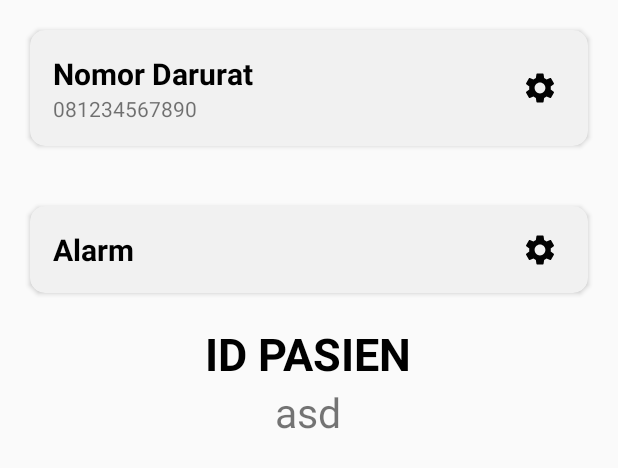
After one commit to TheoGalang/BahasaMata, an Android app: the layout pengaturan.xml on its own in the app's theme, with its tools: preview values and no code run, on a phone screen of 412 x 824 dp. The commit adds this screen. Shown: the top 468 px of the screen. Run offline under Robolectric (Android 15) with nearby library versions, the phone set to English and light mode, and no system bars.

Commit message:
add pengaturan.xml

```diff
--- a/app/src/main/java/com/example/bahasamata/MainActivity.java
+++ b/app/src/main/java/com/example/bahasamata/MainActivity.java
@@ -104,7 +104,7 @@ public class MainActivity extends AppCompatActivity {
                                 editor.putString("id", response.body().getData().get(i).getId());
                                 editor.putString("type", "0");
                                 editor.commit();
-                                Intent intent = new Intent(MainActivity.this, Pasien.class);
+                                Intent intent = new Intent(MainActivity.this, PasienlistActivity.class);
                                 startActivity(intent);
                             } else {
                                 Toast.makeText(MainActivity.this
@@ -127,7 +127,7 @@ public class MainActivity extends AppCompatActivity {
         daftar.setOnClickListener(new View.OnClickListener() {
             @Override
             public void onClick(View v) {
-                startActivity(new Intent(MainActivity.this, PasienlistActivity.class));
+                startActivity(new Intent(MainActivity.this, AlarmListActivity.class));
             }
         });
 
--- /dev/null
+++ b/app/src/main/res/layout/pengaturan.xml
@@ -0,0 +1,155 @@
+<?xml version="1.0" encoding="utf-8"?>
+<LinearLayout xmlns:android="http://schemas.android.com/apk/res/android"
+    android:layout_width="match_parent"
+    android:layout_height="wrap_content"
+    xmlns:tools="http://schemas.android.com/tools"
+    android:orientation="vertical"
+    android:id="@+id/LL_viewtelfonEmergency"
+    tools:context=".PengaturanActivity"
+    xmlns:app="http://schemas.android.com/apk/res-auto">
+
+
+    <androidx.cardview.widget.CardView
+        android:id="@+id/cv_kontakEmergency"
+        android:layout_width="match_parent"
+        android:layout_height="wrap_content"
+        xmlns:app="http://schemas.android.com/apk/res-auto"
+        app:cardBackgroundColor="#F1F1F1"
+        android:layout_margin="20dp"
+        android:clickable="true"
+        app:cardCornerRadius="10dp">
+
+        <LinearLayout
+            android:id="@+id/LL_kontakEmergency"
+            android:layout_width="match_parent"
+            android:layout_height="wrap_content"
+            android:orientation="horizontal"
+            android:padding="10dp">
+
+            <LinearLayout
+                android:layout_width="wrap_content"
+                android:layout_height="wrap_content"
+                android:id="@+id/asd"
+                android:orientation="vertical"
+                android:layout_weight="1"
+                android:layout_margin="5dp">
+
+
+            <TextView
+                android:id="@+id/tv_namaKontak"
+                android:layout_width="match_parent"
+                android:layout_height="wrap_content"
+                android:text="Nomor Darurat"
+                android:textSize="20sp"
+                android:textColor="#000000"
+                android:textStyle="bold"
+                />
+
+            <TextView
+                android:layout_width="wrap_content"
+                android:layout_height="wrap_content"
+                android:id="@+id/qwe"
+                android:text="081234567890"
+
+                />
+
+
+            </LinearLayout>
+
+            <ImageButton
+                android:id="@+id/btn_settingsND"
+                android:layout_width="wrap_content"
+                android:layout_height="match_parent"
+                android:layout_gravity="end"
+                android:layout_marginRight="10dp"
+                android:background="@null"
+                android:src="@drawable/ic_baseline_settings_24">
+            </ImageButton>
+
+        </LinearLayout>
+
+    </androidx.cardview.widget.CardView>
+
+    <androidx.cardview.widget.CardView
+        android:id="@+id/cv_alarm"
+        android:layout_width="match_parent"
+        android:layout_height="wrap_content"
+        xmlns:app="http://schemas.android.com/apk/res-auto"
+        app:cardBackgroundColor="#F1F1F1"
+        android:layout_margin="20dp"
+        android:clickable="true"
+        app:cardCornerRadius="10dp">
+
+        <LinearLayout
+            android:id="@+id/LL_alarm"
+            android:layout_width="match_parent"
+            android:layout_height="wrap_content"
+            android:orientation="horizontal"
+            android:padding="10dp">
+
+            <LinearLayout
+                android:layout_width="wrap_content"
+                android:layout_height="wrap_content"
+                android:orientation="vertical"
+                android:layout_weight="1"
+                android:layout_margin="5dp">
+
+
+                <TextView
+                    android:id="@+id/tv_alarm"
+                    android:layout_width="match_parent"
+                    android:layout_height="wrap_content"
+                    android:text="Alarm"
+                    android:textSize="20sp"
+                    android:textColor="#000000"
+                    android:textStyle="bold"
+                    />
+
+            </LinearLayout>
+
+            <ImageButton
+                android:id="@+id/btn_settingsA"
+                android:layout_width="wrap_content"
+                android:layout_height="match_parent"
+                android:layout_gravity="end"
+                android:layout_marginRight="10dp"
+                android:background="@null"
+                android:src="@drawable/ic_baseline_settings_24">
+            </ImageButton>
+
+        </LinearLayout>
+
+    </androidx.cardview.widget.CardView>
+
+
+
+    <LinearLayout
+        android:layout_width="wrap_content"
+        android:layout_height="wrap_content"
+        android:layout_gravity="center"
+        android:orientation="vertical"
+        >
+
+        <TextView
+            android:layout_width="wrap_content"
+            android:layout_height="wrap_content"
+            android:text="ID PASIEN"
+            android:textStyle="bold"
+            android:textSize="30sp"
+            android:textColor="#000000">
+
+        </TextView>
+
+        <TextView
+            android:id="@+id/tv_idPasien"
+            android:layout_width="wrap_content"
+            android:layout_height="wrap_content"
+            android:text="asd"
+            android:textSize="27sp"
+            android:layout_gravity="center">
+
+        </TextView>
+    </LinearLayout>
+
+
+</LinearLayout>
--- a/app/src/main/res/layout/viewlistpasien.xml
+++ b/app/src/main/res/layout/viewlistpasien.xml
@@ -42,7 +42,9 @@
             android:layout_gravity="end"
             android:layout_marginRight="10dp"
             android:background="@null"
-            android:src="@drawable/ic_baseline_settings_24">
+            android:src="@drawable/ic_baseline_settings_24"
+            >
+
         </ImageButton>
 
         <ImageButton
```
Also changed, not shown: app/src/main/res/layout/dialog_nomordarurat.xml (added, +63 -0 lines).
